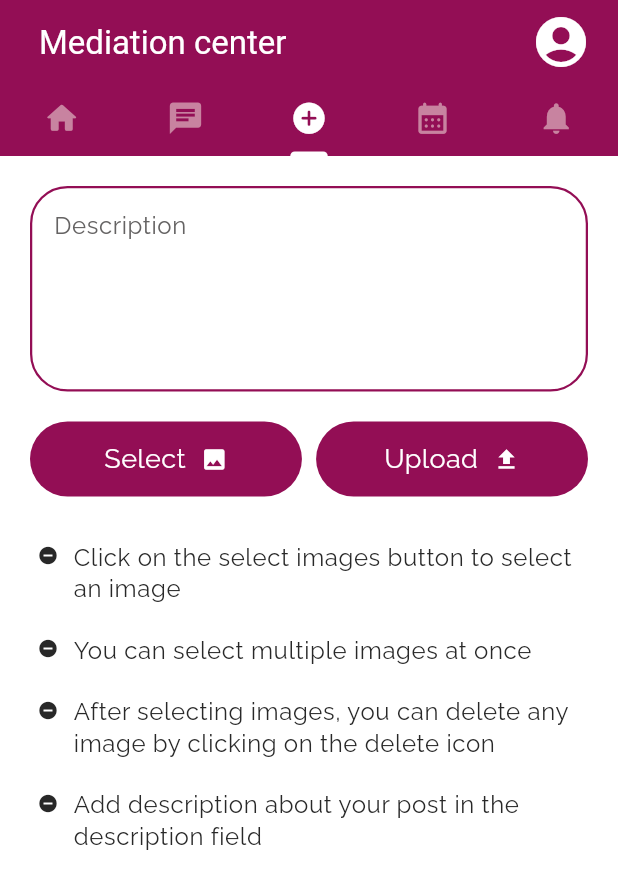
After one commit to oshika512-tech/UAE-Application, a Flutter app: the MainScreen screen opened by its route, tab 3 chosen, on a phone screen of 412 x 824 dp. The commit adds this screen. Shown: the top 889 px of the screen. Run offline on Flutter 3.47's test engine with Material 3 defaults, Android fonts, the light colour scheme and no system bars; our stand-ins replace another_flushbar, cloud_firestore, device_preview, firebase_auth, firebase_core, flutter_easyloading and 5 more; missing offline and left inert: cloudinary_sdk; accounts and stored records are empty; network calls fail.

Commit message:
add post uploading ui

```diff
--- /dev/null
+++ b/lib/presentation/pages/post/widgets/bottom.text.dart
@@ -0,0 +1,39 @@
+import 'package:flutter/material.dart';
+import 'package:meditation_center/presentation/components/introduction.text.dart';
+
+class BottomText extends StatelessWidget {
+  const BottomText({super.key});
+
+  @override
+  Widget build(BuildContext context) {
+    final theme = Theme.of(context);
+    return Expanded(
+      child: SingleChildScrollView(
+        child: Column(
+          children: [
+            IntroductionText.text(
+              theme,
+              "Click on the select images button to select an image",
+              true,
+            ),
+            IntroductionText.text(
+              theme,
+              "You can select multiple images at once",
+              true,
+            ),
+            IntroductionText.text(
+              theme,
+              "After selecting images, you can delete any image by clicking on the delete icon",
+              true,
+            ),
+            IntroductionText.text(
+              theme,
+              "Add description about your post in the description field",
+              true,
+            ),
+          ],
+        ),
+      ),
+    );
+  }
+}
--- /dev/null
+++ b/lib/presentation/pages/post/widgets/image.card.dart
@@ -0,0 +1,34 @@
+import 'dart:io';
+
+import 'package:flutter/material.dart';
+import 'package:meditation_center/core/theme/app.colors.dart';
+
+class ImageCard {
+  static Widget imageCard(
+    String imageUrl,
+    VoidCallback deleteImage,
+  ) {
+    return Stack(
+      children: [
+        Center(
+          child: Image.file(
+            File(imageUrl),
+            fit: BoxFit.cover,
+          ),
+        ),
+        Container(
+          color: AppColors.textColor.withOpacity(0.5),
+          child: Center(
+            child: IconButton(
+              onPressed: deleteImage,
+              icon: Icon(
+                Icons.delete,
+                color: AppColors.whiteColor,
+              ),
+            ),
+          ),
+        ),
+      ],
+    );
+  }
+}
--- /dev/null
+++ b/lib/presentation/pages/post/widgets/text.input.dart
@@ -0,0 +1,45 @@
+import 'package:flutter/material.dart';
+import 'package:meditation_center/core/theme/app.colors.dart';
+
+class TextInput {
+  static Widget textFormField(
+    BuildContext context,
+    TextEditingController controller,
+    bool isEnabled,
+  ) {
+    return TextFormField(
+      autofocus: false,
+      enabled: isEnabled,
+      controller: controller,
+      style: Theme.of(context).textTheme.bodySmall,
+      maxLines: 5,
+      decoration: InputDecoration(
+        hintText: 'Description',
+        hintStyle: Theme.of(context).textTheme.bodySmall!.copyWith(
+              color: AppColors.gray,
+            ),
+        disabledBorder: OutlineInputBorder(
+          borderRadius: BorderRadius.circular(25),
+          borderSide: const BorderSide(
+            color: AppColors.primaryColor,
+            width: 1.5,
+          ),
+        ),
+        enabledBorder: OutlineInputBorder(
+          borderRadius: BorderRadius.circular(25),
+          borderSide: const BorderSide(
+            color: AppColors.primaryColor,
+            width: 1.5,
+          ),
+        ),
+        focusedBorder: OutlineInputBorder(
+          borderRadius: BorderRadius.circular(25),
+          borderSide: const BorderSide(
+            color: AppColors.primaryColor,
+            width: 1.5,
+          ),
+        ),
+      ),
+    );
+  }
+}
--- a/lib/presentation/screens/main/main.screen.dart
+++ b/lib/presentation/screens/main/main.screen.dart
@@ -6,7 +6,7 @@ import 'package:meditation_center/data/models/user.model.dart';
 import 'package:meditation_center/presentation/pages/booking/booking.page.dart';
 import 'package:meditation_center/presentation/pages/home/home.page.dart';
 import 'package:meditation_center/presentation/pages/notification/notification.page.dart';
-import 'package:meditation_center/presentation/pages/post/post.page.dart';
+import 'package:meditation_center/presentation/pages/post/page/post.page.dart';
 import 'package:meditation_center/presentation/pages/chat%20room/chat.room.page.dart';
 import 'package:meditation_center/core/theme/app.colors.dart';
 import 'package:meditation_center/data/services/user.services.dart';
```
Also changed, not shown: lib/presentation/pages/post/page/post.page.dart (renamed from lib/presentation/pages/post/post.page.dart, +17 -106 lines), lib/presentation/pages/post/widgets/post_upload_ui.dart (added, +67 -0 lines), lib/providers/post.provider.dart (+43 -12 lines).
